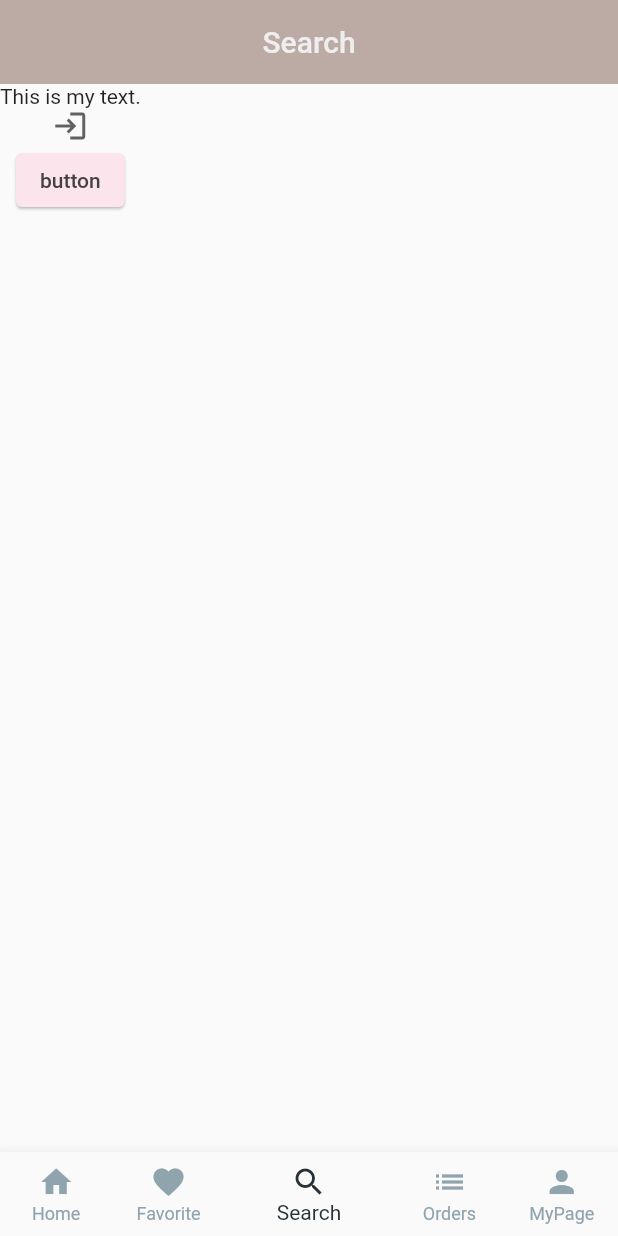
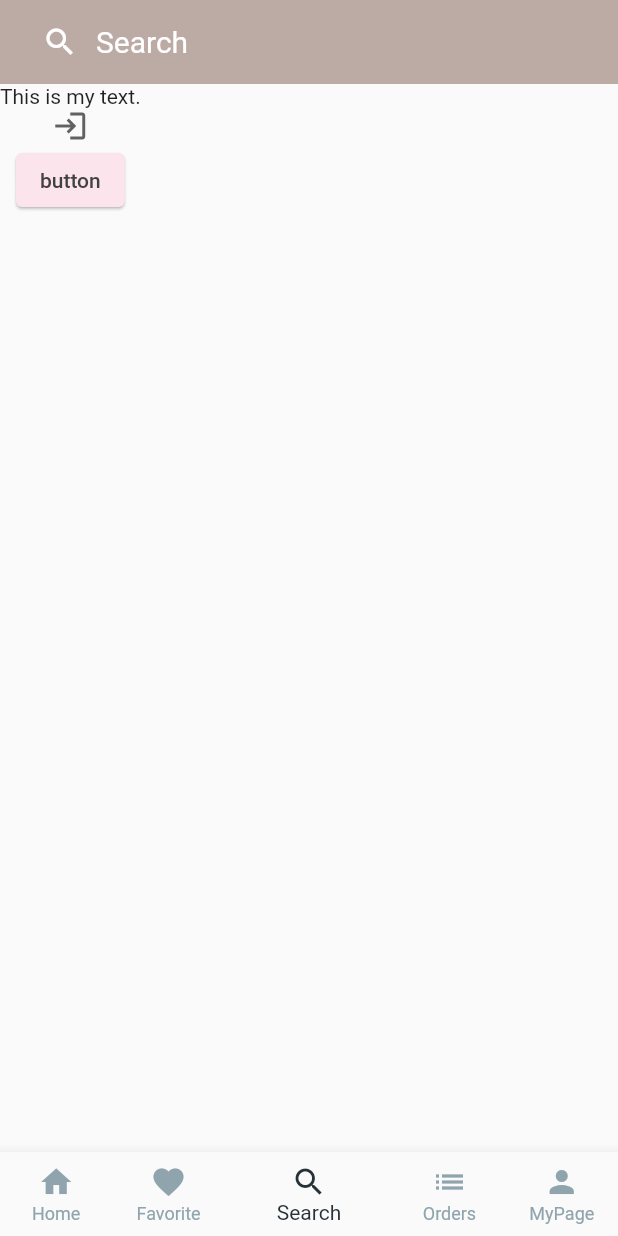
Before and after one commit to pincoin/flutter_ransabai, a Flutter app: the screen it shows after launch, item 3 of the bottom bar chosen, on a phone screen of 412 x 824 dp. Run offline on Flutter 3.47's test engine with Material 2 defaults, Android fonts, the phone set to English and light mode, and no system bars.

Commit message:
string constants

```diff
--- a/lib/common/constants.dart
+++ b/lib/common/constants.dart
@@ -1,7 +1,13 @@
 const appName = 'Ran Sabai';
 
-const gap_xs = 1;
-const gap_s = 2;
-const gap_m = 4;
-const gap_l = 8;
-const gap_xl = 10;
+const titleHome = 'Home';
+const titleFavorite = 'Favorite';
+const titleSearch = 'Search';
+const titleOrders = 'Orders';
+const titleMyPage = 'MyPage';
+
+const gapXS = 1;
+const gapS = 2;
+const gapM = 4;
+const gapL = 8;
+const gapXL = 10;
--- a/lib/screens/home_screen.dart
+++ b/lib/screens/home_screen.dart
@@ -1,4 +1,6 @@
 import 'package:flutter/material.dart';
+
+import '../common/constants.dart';
 
 class HomeScreen extends StatefulWidget {
   const HomeScreen({Key? key}) : super(key: key);
@@ -12,23 +14,35 @@ class _HomeScreenState extends State<HomeScreen> {
 
   final _appBars = [
     AppBar(
-      title: const Text('Home'),
+      title: const Text(titleHome),
       centerTitle: true,
     ),
     AppBar(
-      title: const Text('Favorite'),
+      title: const Text(titleFavorite),
       centerTitle: true,
     ),
     AppBar(
-      title: const Text('Search'),
+      title: const TextField(
+        decoration: InputDecoration(
+            prefixIcon: Icon(
+              Icons.search,
+              color: Colors.white,
+            ),
+            hintText: titleSearch,
+            hintStyle: TextStyle(
+              color: Colors.white,
+              fontSize: 20,
+            ),
+            border: InputBorder.none),
+      ),
       centerTitle: true,
     ),
     AppBar(
-      title: const Text('Orders'),
+      title: const Text(titleOrders),
       centerTitle: true,
     ),
     AppBar(
-      title: const Text('My Page'),
+      title: const Text(titleMyPage),
       centerTitle: true,
     ),
   ];
@@ -53,23 +67,23 @@ class _HomeScreenState extends State<HomeScreen> {
         items: const [
           BottomNavigationBarItem(
             icon: Icon(Icons.home),
-            label: 'Home',
+            label: titleHome,
           ),
           BottomNavigationBarItem(
             icon: Icon(Icons.favorite),
-            label: 'Favorite',
+            label: titleFavorite,
           ),
           BottomNavigationBarItem(
             icon: Icon(Icons.search),
-            label: 'Search',
+            label: titleSearch,
           ),
           BottomNavigationBarItem(
             icon: Icon(Icons.list),
-            label: 'Orders',
+            label: titleOrders,
           ),
           BottomNavigationBarItem(
             icon: Icon(Icons.person),
-            label: 'MyPage',
+            label: titleMyPage,
           ),
         ],
         onTap: (index) {
```
